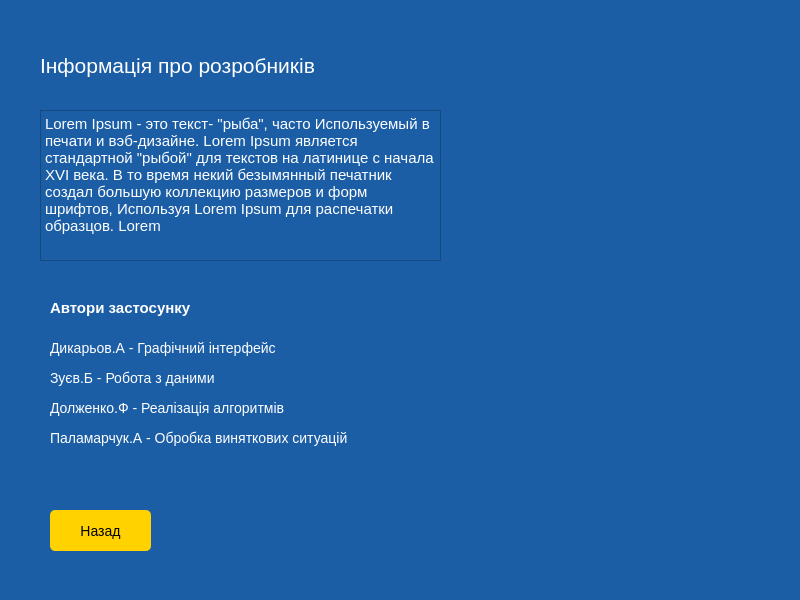
The window that aboutwindow.ui (admiralbub/oop_course_2020) describes before a commit, drawn with Qt 5.
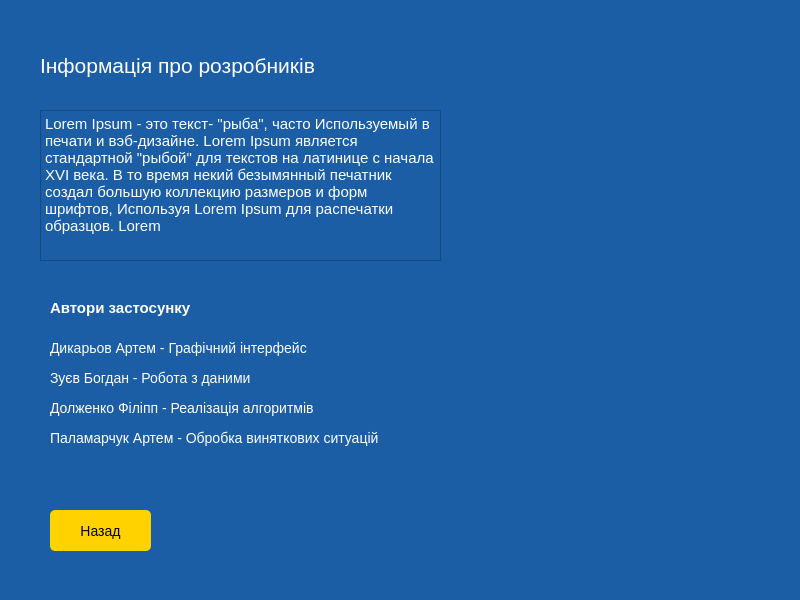
The same window after the commit.

Patch:
```diff
--- a/aboutwindow.ui
+++ b/aboutwindow.ui
@@ -121,7 +121,7 @@
 </string>
     </property>
     <property name="text">
-     <string>Дикарьов.А - Графічний інтерфейс</string>
+     <string>Дикарьов Артем - Графічний інтерфейс</string>
     </property>
    </widget>
    <widget class="QLabel" name="author_2">
@@ -137,7 +137,7 @@
      <string notr="true">font-size:14px;</string>
     </property>
     <property name="text">
-     <string>Зуєв.Б - Робота з даними</string>
+     <string>Зуєв Богдан - Робота з даними</string>
     </property>
    </widget>
    <widget class="QLabel" name="author_3">
@@ -153,7 +153,7 @@
      <string notr="true">font-size:14px;</string>
     </property>
     <property name="text">
-     <string>Долженко.Ф - Реалізація алгоритмів</string>
+     <string>Долженко Філіпп - Реалізація алгоритмів</string>
     </property>
    </widget>
    <widget class="QLabel" name="author_4">
@@ -169,7 +169,7 @@
      <string notr="true">font-size:14px;</string>
     </property>
     <property name="text">
-     <string>Паламарчук.А - Обробка виняткових ситуацій</string>
+     <string>Паламарчук Артем - Обробка виняткових ситуацій</string>
     </property>
    </widget>
   </widget>
```
